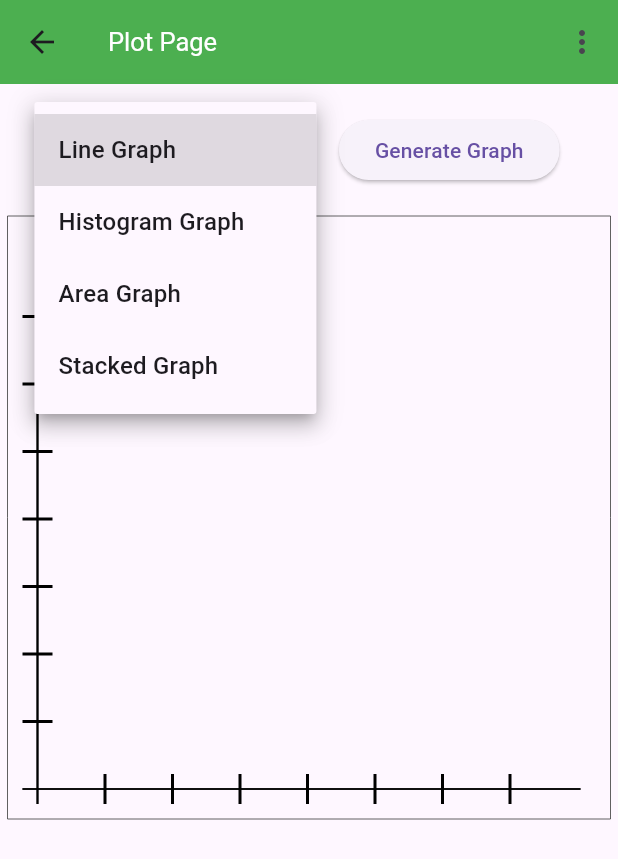
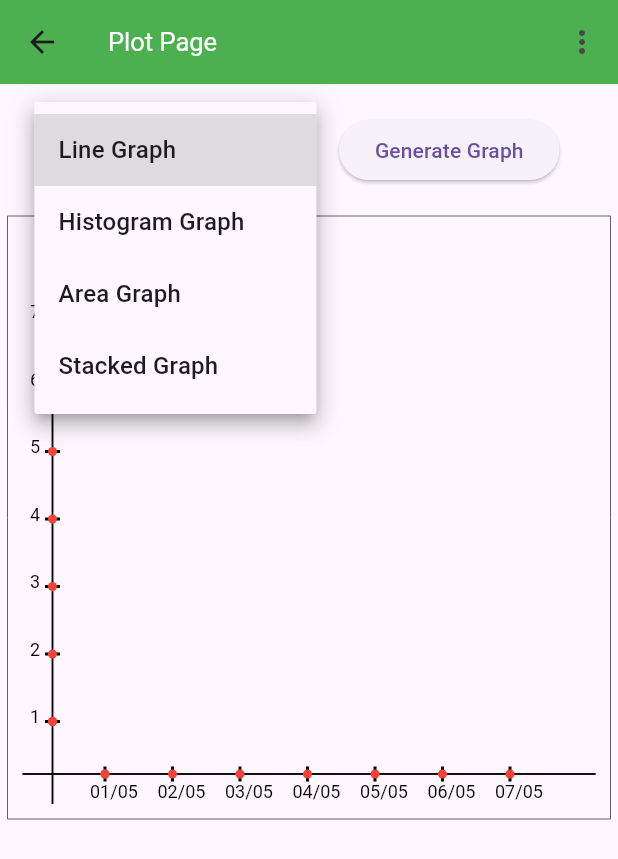
Before and after one commit to mrgarciamanuel/My-Stocks-Analysis-System, a Flutter app: the PlotPage screen opened directly, after a tap on "Line Graph", on a phone screen of 412 x 824 dp. Shown: the top 859 px of the screen. Run offline on Flutter 3.47's test engine with Material 3 defaults, Android fonts, the phone set to English and light mode, and no system bars; our stand-ins replace top_snackbar_flutter.

Commit message:
setting labels and values

```diff
--- a/lib/views/graphs/line_plot.dart
+++ b/lib/views/graphs/line_plot.dart
@@ -1,6 +1,19 @@
 import 'package:flutter/material.dart';
 
 class LinePlot extends CustomPainter {
+  int nElements = 7;
+  List<List<Offset>> xPoints = [];
+  List<List<Offset>> yPoints = [];
+  List<String> labels = [
+    '01/05',
+    '02/05',
+    '03/05',
+    '04/05',
+    '05/05',
+    '06/05',
+    '07/05'
+  ];
+  List<int> yValues = [1, 2, 3, 4, 5, 6, 7];
   final customPaint = Paint()
     ..color = const Color.fromARGB(255, 0, 0, 0)
     ..strokeWidth = 2
@@ -11,9 +24,9 @@ class LinePlot extends CustomPainter {
   ///size: is the size of the area where we are going to draw
   ///the function return an int value in where will start building the markers of this axis
   List<int> drawYAxis(Canvas canvas, Size size) {
-    double x1 = 20;
-    double x2 = 20;
-    double y1 = 20;
+    double x1 = 30;
+    double x2 = 30;
+    double y1 = 10;
     double y2 = size.height - 10;
 
     final p1 = Offset(x1, y1);
@@ -30,13 +43,13 @@ class LinePlot extends CustomPainter {
   ///designs the x axis
   ///canvas: is the object we are going to draw
   ///size: is the size of the area where we are going to draw
-  ///the function return an int value in where will start building the markers of this axis
+  ///returns an array containing: firs two are coordinates where we'll start building the markers of this axis and the last one are real points in the x axis
   List<int> drawXAxis(Canvas canvas, Size size) {
     //par de valores para x e y
     const double x1 = 10;
-    double x2 = size.width - 20;
-    double y1 = size.height - 20;
-    double y2 = size.height - 20;
+    double x2 = size.width - 10;
+    double y1 = size.height - 30;
+    double y2 = size.height - 30;
 
     final p1 = Offset(x1, y1);
     final p2 = Offset(x2, y2);
@@ -46,31 +59,76 @@ class LinePlot extends CustomPainter {
       ..style = PaintingStyle.stroke
       ..strokeWidth = 1;
     canvas.drawLine(p1, p2, paint);
-    return [x1.toInt() + 10, y1.toInt()];
+    return [x1.toInt() + 10, y1.toInt(), x1.toInt()];
   }
 
-  void drawXMarkers(Canvas canvas, Size size, double startX, double startY) {
+  ///desenha marcadores no eixo X
+  void drawXMarkers(Canvas canvas, Size size, double startX) {
     double separator = 45;
     double x = startX;
 
-    for (int i = 0; i < 7; i++) {
-      final p1 = Offset(x + separator, size.height - 10);
-      final p2 = Offset(x + separator, size.height - 30);
+    for (int i = 0; i < nElements; i++) {
+      final p1 = Offset(x + separator, size.height - 25);
+      final p2 = Offset(x + separator, size.height - 35);
+      final p3 = Offset(x + separator, size.height - 30);
       canvas.drawLine(p1, p2, customPaint);
+      xPoints.add([p1, p2, p3]);
       separator += 45;
     }
   }
 
-  void drawYMarkers(Canvas canvas, Size size, double startX, double startY) {
+  ///desenha marcadores no eixo Y
+  void drawYMarkers(Canvas canvas, Size size, double startX) {
     double separator = 45;
     double x = startX;
     double y = size.height - 20;
-    for (int i = 0; i < 7; i++) {
-      final p1 = Offset(x, y - separator);
-      final p2 = Offset(x + 20, y - separator);
+    for (int i = 0; i < nElements; i++) {
+      final p1 = Offset(x + 5, y - separator);
+      final p2 = Offset(x + 15, y - separator);
+      final p3 = Offset(x + 10, y - separator);
       canvas.drawLine(p1, p2, customPaint);
+      yPoints.add([p1, p2, p3]);
       separator += 45;
     }
+  }
+
+  ///vai desenhar o ponto de encontro entre os eixos x e y
+  void drawPoint(Canvas canvas, Offset point) {
+    final paint = Paint()
+      ..color = Colors.red
+      ..strokeWidth = 3
+      ..style = PaintingStyle.fill;
+    canvas.drawCircle(point, 3, paint);
+  }
+
+  setText(String text, Canvas canvas, size, Offset location, String axis) {
+    const textStyle = TextStyle(
+      color: Colors.black,
+      fontSize: 12,
+    );
+
+    var textSpan = TextSpan(
+      text: text,
+      style: textStyle,
+    );
+
+    var textPainter = TextPainter(
+      text: textSpan,
+      textDirection: TextDirection.ltr,
+    );
+
+    textPainter.layout(
+      minWidth: 0,
+      maxWidth: size.width,
+    );
+
+    debugPrint(location.toString());
+
+    textPainter.paint(
+      canvas,
+      Offset(axis == "x" ? location.dx - 10 : location.dx - 10,
+          axis == "x" ? location.dy : location.dy - 10),
+    );
   }
 
   ///size: é o tamanho da area onde vamos desenhar
@@ -90,12 +148,17 @@ class LinePlot extends CustomPainter {
     drawXAxis(canvas, size);
     drawYAxis(canvas, size);
     int startXaxiX = drawXAxis(canvas, size)[0];
-    int startYaxiX = drawYAxis(canvas, size)[1];
+    int startXaxiY = drawYAxis(canvas, size)[0];
 
-    int startXaxiY = drawYAxis(canvas, size)[0];
-    int startYaxiY = drawYAxis(canvas, size)[1];
-    drawXMarkers(canvas, size, startXaxiX.toDouble(), startYaxiX.toDouble());
-    drawYMarkers(canvas, size, startXaxiY.toDouble(), startYaxiY.toDouble());
+    drawXMarkers(canvas, size, startXaxiX.toDouble());
+    drawYMarkers(canvas, size, startXaxiY.toDouble());
+
+    for (int i = 0; i < xPoints.length; i++) {
+      drawPoint(canvas, xPoints[i][2]);
+      drawPoint(canvas, yPoints[i][2]);
+      setText(yValues[i].toString(), canvas, size, yPoints[i][0], "y");
+      setText(labels[i], canvas, size, xPoints[i][0], "x");
+    }
   }
 
   @override
```
